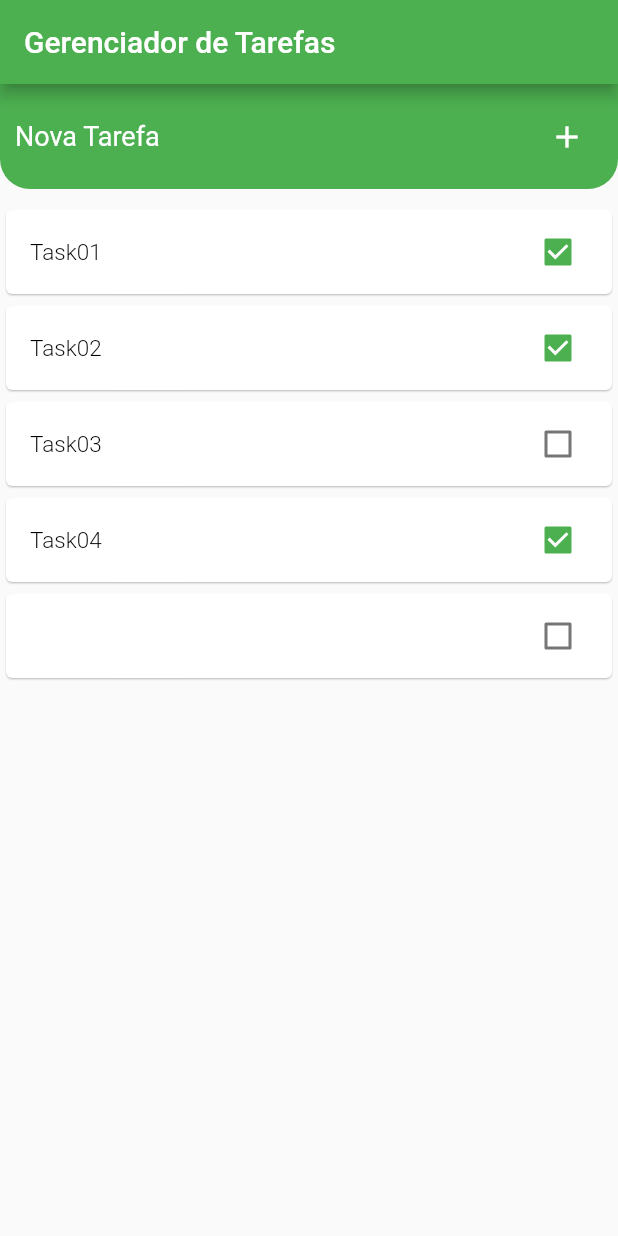
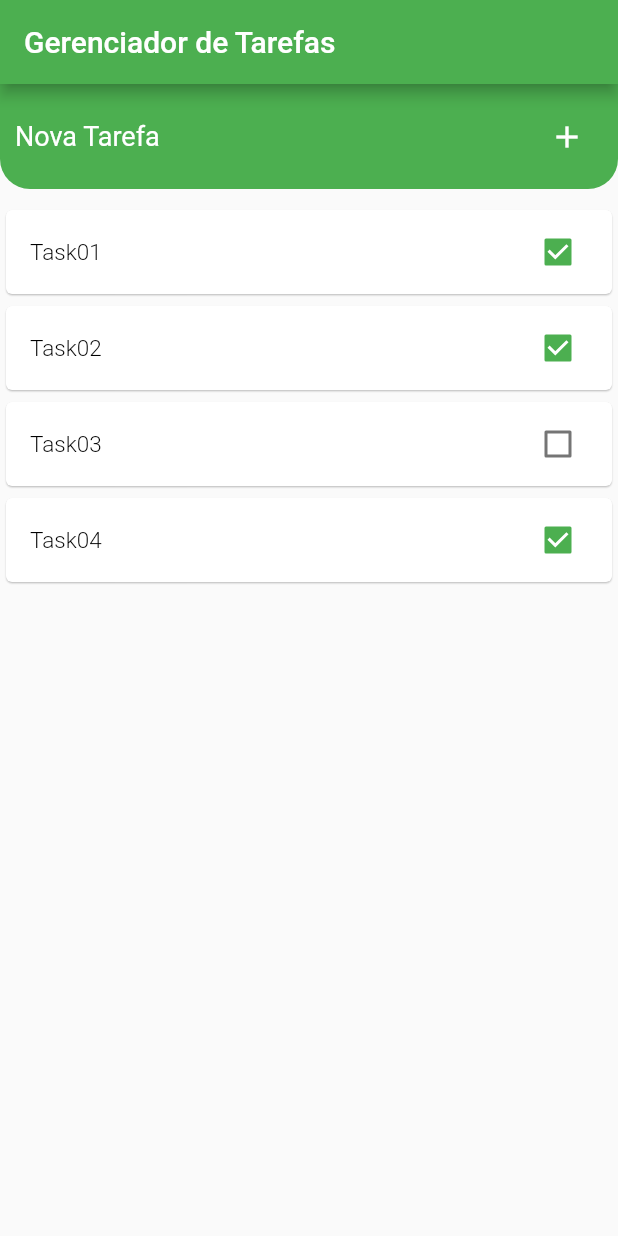
Before and after one commit to cthiagosousa/todo_list_flutter, a Flutter app: the screen it shows after launch, after a tap on the "add" icon, on a phone screen of 412 x 824 dp. Run offline on Flutter 3.47's test engine with Material 2 defaults, Android fonts, the phone set to English and light mode, and no system bars; our stand-ins replace flutter_mobx, get_it, google_fonts, mobx; generated files the repository leaves out were written again; Roboto replaces fonts that are missing (Ubuntu).

Commit message:
validaçao de input

```diff
--- a/lib/components/costom_input_widget.dart
+++ /dev/null
@@ -1,66 +0,0 @@
-import 'package:flutter/material.dart';
-import 'package:get_it/get_it.dart';
-import 'package:uuid/uuid.dart';
-
-import 'package:project/models/Task.dart';
-import 'package:project/stores/tasks_store.dart';
-
-class CustomInputWidget extends StatelessWidget {
-  final _tasksStore = GetIt.I.get<TasksStore>();
-  final _titleController = TextEditingController();
-
-  String titleValidator(String? value) {
-    if (value!.isEmpty) {
-      return 'O campo não pode ficar vazio';
-    }
-
-    return null!;
-  }
-
-  void sendForm() {
-      final uuid = Uuid();
-      final Task task = Task(
-        id: uuid.v1(),
-        title: _titleController.text,
-        isCheck: false,
-      );
-
-      _tasksStore.addTask(task);
-  }
-
-  @override
-  Widget build(BuildContext context) {
-    return Container(
-      width: double.infinity,
-      height: 70,
-      padding: EdgeInsets.only(left: 10, right: 10),
-      decoration: BoxDecoration(
-        color: Theme.of(context).primaryColor,
-        borderRadius: BorderRadius.only(
-          bottomLeft: Radius.circular(20),
-          bottomRight: Radius.circular(20)
-        )
-      ),
-      child: Row(
-        children: [
-          Expanded(
-            child: TextFormField(
-              style: Theme.of(context).textTheme.headline3,
-              decoration: InputDecoration(
-                hintStyle: Theme.of(context).textTheme.headline3,
-                hintText: "Nova Tarefa",
-                border: InputBorder.none
-                ),
-              controller: _titleController,
-              validator: titleValidator,
-            ),
-          ),
-          IconButton(
-            onPressed: sendForm,
-            icon: Icon(Icons.add, color: Colors.white,),
-          )
-        ],
-      ),
-    );
-  }
-}
--- /dev/null
+++ b/lib/components/custom_input_widget.dart
@@ -0,0 +1,81 @@
+import 'package:flutter/material.dart';
+import 'package:get_it/get_it.dart';
+import 'package:uuid/uuid.dart';
+
+import 'package:project/models/Task.dart';
+import 'package:project/stores/tasks_store.dart';
+
+class CustomInputWidget extends StatelessWidget {
+  final TasksStore _tasksStore = GetIt.I.get<TasksStore>();
+  final TextEditingController _titleController = TextEditingController();
+
+  bool _titleValidate(BuildContext context) {
+    if(_titleController.text.trim().isEmpty) {
+      ScaffoldMessenger.of(context).showSnackBar(
+        SnackBar(
+          backgroundColor: Colors.red,
+          duration: Duration(milliseconds: 500),
+          content: Text('O campo não pode estar vazio')
+          )
+      );
+
+      return false;
+    }
+
+    return true;
+  }
+
+  void _sendForm(BuildContext context) {
+    if(_titleValidate(context)) {
+        final uuid = Uuid();
+        final Task task = Task(
+          id: uuid.v1(),
+          title: _titleController.text,
+          isCheck: false,
+        );
+
+        _tasksStore.addTask(task);
+    }
+  }
+
+  @override
+  Widget build(BuildContext context) {
+    return Container(
+      width: double.infinity,
+      height: 70,
+      padding: EdgeInsets.only(left: 10, right: 10),
+      decoration: BoxDecoration(
+        color: Theme.of(context).primaryColor,
+        borderRadius: BorderRadius.only(
+          bottomLeft: Radius.circular(20),
+          bottomRight: Radius.circular(20)
+        )
+      ),
+      child: Row(
+        children: [
+          Expanded(
+            child: Form(
+              child: TextFormField(
+                style: Theme.of(context).textTheme.headline3,
+                decoration: InputDecoration(
+                  hintStyle: Theme.of(context).textTheme.headline3,
+                  hintText: "Nova Tarefa",
+                  border: InputBorder.none
+                  ),
+                controller: _titleController,
+              ),
+            ),
+          ),
+          IconButton(
+            onPressed: () {
+              _sendForm(context);
+              _titleController.clear();
+              FocusScope.of(context).unfocus();
+            },
+            icon: Icon(Icons.add, color: Colors.white,),
+          )
+        ],
+      ),
+    );
+  }
+}
--- a/lib/components/task_item_widget.dart
+++ b/lib/components/task_item_widget.dart
@@ -45,7 +45,7 @@ class TaskItemWidget extends StatelessWidget {
           activeColor: Theme.of(context).primaryColor,
 
           onChanged: (bool? value) {
-              _tasksStore.changeIsCheck(task, value);
+              _tasksStore.changeIsCheck(task, value!);
           },
 
           value: task.isCheck,
--- a/lib/screens/home_screen.dart
+++ b/lib/screens/home_screen.dart
@@ -4,7 +4,7 @@ import 'package:flutter_mobx/flutter_mobx.dart';
 
 import 'package:project/stores/tasks_store.dart';
 import 'package:project/components/task_item_widget.dart';
-import 'package:project/components/costom_input_widget.dart';
+import 'package:project/components/custom_input_widget.dart';
 
 class HomeScreen extends StatelessWidget {
   final _tasksStore = GetIt.I.get<TasksStore>();
@@ -15,7 +15,9 @@ class HomeScreen extends StatelessWidget {
         title: const Text('Gerenciador de Tarefas'),
       ),
 
-      body: Container(
+      body: GestureDetector(
+        onTap: () => FocusScope.of(context).unfocus(),
+        child: Container(
           width: double.infinity,
           height: double.infinity,
 
@@ -39,6 +41,7 @@ class HomeScreen extends StatelessWidget {
             ],
           ),
         ),
+      ),
     );
   }
 }
--- a/lib/stores/tasks_store.dart
+++ b/lib/stores/tasks_store.dart
@@ -14,15 +14,21 @@ abstract class _TasksStore with Store{
   @action
   void addTask(Task task) {
     this.tasks.add(task);
+
+    tasks = tasks;
   }
 
   @action
   void removeTask(Task task) {
     this.tasks.remove(task);
+
+    tasks = tasks;
   }
 
   @action
   void changeIsCheck(Task task, bool? value) {
     task.changeIsCheck(value!);
+
+    tasks = tasks;
   }
 }
```
Lines whose indentation alone changed are shown as unchanged.
